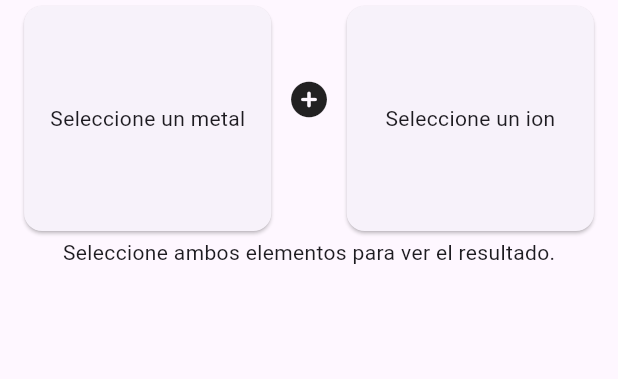
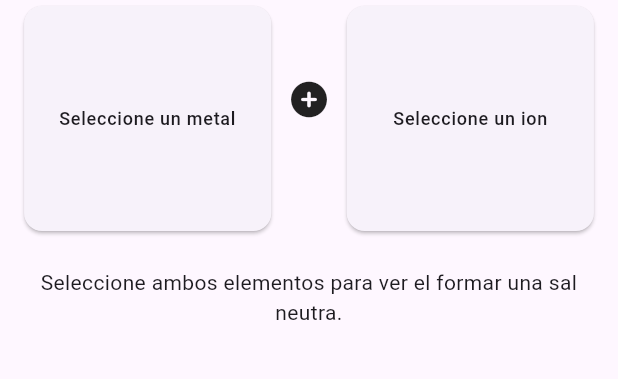
Before and after one commit to LarzlRael/chemistry_app, a Flutter app: the SalesNeutras screen opened by its route, on a phone screen of 412 x 824 dp, the part 123-502 px from its top. Run offline on Flutter 3.47's test engine with Material 3 defaults, Android fonts, the phone set to English and light mode, and no system bars; our stand-ins replace flip_card, flutter_hooks, flutter_riverpod, font_awesome_flutter, go_router, google_fonts and 2 more.

Commit message:
Refactor code to improve readability and maintainability

```diff
--- a/lib/models/periodic_table_element_model.dart
+++ b/lib/models/periodic_table_element_model.dart
@@ -46,14 +46,13 @@ class PeriodicTableElement {
   final String symbol;
   final String atomicNumber;
   final Group group;
-  final TypeElement typeElement;
+
   final List<Valencia> valencias;
   PeriodicTableElement({
     required this.name,
     required this.symbol,
     required this.atomicNumber,
     required this.group,
-    required this.typeElement,
     required this.valencias,
   });
 
@@ -70,7 +69,6 @@ class PeriodicTableElement {
       symbol: symbol ?? this.symbol,
       atomicNumber: atomicNumber ?? this.atomicNumber,
       group: group ?? this.group,
-      typeElement: typeElement ?? this.typeElement,
       valencias: valencias ?? this.valencias,
     );
   }
--- a/lib/pages/compounds/sales_neutras.dart
+++ b/lib/pages/compounds/sales_neutras.dart
@@ -10,6 +10,12 @@ class SalesNeutras extends HookWidget {
     final result = useState<Compound?>(null);
     final currentValencia = useState<Valencia?>(null);
     final mediaQuery = MediaQuery.of(context).size;
+    final textTheme = Theme.of(context).textTheme;
+
+    final styleMetalCard = textTheme.titleLarge!.copyWith(
+      color: Colors.white,
+    );
+
     useEffect(() {
       if (metalSelected.value != null && ionSelected.value != null) {
         result.value = generateOneIon(
@@ -31,6 +37,9 @@ class SalesNeutras extends HookWidget {
               mainAxisAlignment: MainAxisAlignment.spaceAround,
               children: [
                 SelecteCardForSal(
+                  color: metalSelected.value == null
+                      ? null
+                      : colorByGroup(metalSelected.value!.group),
                   title: 'Metal',
                   onTap: () => bottomSheetMetals(
                     context,
@@ -39,12 +48,26 @@ class SalesNeutras extends HookWidget {
                   ),
                   width: mediaQuery.width * 0.4,
                   child: metalSelected.value == null
-                      ? Text('Seleccione un metal')
+                      ? Text(
+                          'Seleccione un metal',
+                          textAlign: TextAlign.center,
+                          style: textTheme.labelMedium,
+                        )
                       : Column(
                           mainAxisAlignment: MainAxisAlignment.center,
                           children: [
-                            Text(metalSelected.value!.name),
-                            Text(currentValencia.value?.value.toString() ?? '')
+                            Text(
+                              metalSelected.value!.name,
+                              style: styleMetalCard,
+                            ),
+                            Text(
+                              currentValencia.value?.value.toString() ?? '',
+                              style: styleMetalCard,
+                            ),
+                            Text(
+                              metalSelected.value?.symbol ?? '',
+                              style: styleMetalCard,
+                            ),
                           ],
                         ),
                 ),
@@ -53,22 +76,33 @@ class SalesNeutras extends HookWidget {
                   child: Icon(FontAwesomeIcons.circlePlus),
                 ),
                 SelecteCardForSal(
+                  color: ionSelected.value == null
+                      ? null
+                      : colorByCompoundType(ionSelected.value!.type),
                   title: 'Ion',
                   width: mediaQuery.width * 0.4,
                   onTap: () => bottomSheetIones(context, ionSelected),
                   child: ionSelected.value == null
-                      ? Text('Seleccione un ion')
+                      ? Text(
+                          'Seleccione un ion',
+                          style: textTheme.labelMedium,
+                        )
                       : Column(
                           mainAxisAlignment: MainAxisAlignment.center,
                           children: [
-                            Text(ionSelected.value!.name),
+                            Text(
+                              ionSelected.value!.name,
+                              style: textTheme.titleLarge!.copyWith(
+                                color: Colors.white,
+                              ),
+                            ),
                             FormulaInText(
                               compoundFormula:
                                   getValenceString(ionSelected.value!.formula),
                               fontSize: 20,
                               textStyle: TextStyle(
-                                fontWeight: FontWeight.w600,
-                                color: Colors.black,
+                                fontWeight: FontWeight.w700,
+                                color: Colors.white,
                               ),
                             ),
                           ],
@@ -77,12 +111,14 @@ class SalesNeutras extends HookWidget {
               ],
             ),
             result.value == null
-                ? Text('Seleccione ambos elementos para ver el resultado.')
+                ? SimpleText(
+                    text:
+                        'Seleccione ambos elementos para ver el formar una sal neutra.',
+                    padding: EdgeInsets.symmetric(vertical: 20),
+                    textAlign: TextAlign.center,
+                  )
                 : Column(
                     children: [
-                      Container(
-                        child: Text(result.value?.name ?? ''),
-                      ),
                       Padding(
                         padding: const EdgeInsets.symmetric(vertical: 8.0),
                         child: FormulaInText(
@@ -92,6 +128,10 @@ class SalesNeutras extends HookWidget {
                           textStyle: TextStyle(
                               fontWeight: FontWeight.w600, color: Colors.black),
                         ),
+                      ),
+                      SimpleText(
+                        text: result.value?.name.toCapitalize() ?? '',
+                        style: textTheme.headlineMedium,
                       ),
                     ],
                   ),
@@ -160,32 +200,46 @@ class SelecteCardForSal extends StatelessWidget {
   final Widget child;
   final double? width;
   final String title;
+  final Color? color;
   const SelecteCardForSal({
     super.key,
     this.onTap,
     this.width,
     required this.child,
     required this.title,
+    this.color,
   });
   @override
   Widget build(BuildContext context) {
     return Column(
       children: [
-        Text(title,
-            style: TextStyle(fontSize: 18, fontWeight: FontWeight.w500)),
+        Text(
+          title,
+          style: TextStyle(
+            fontSize: 18,
+            fontWeight: FontWeight.w500,
+          ),
+        ),
         InkWell(
+          customBorder: RoundedRectangleBorder(
+            borderRadius: BorderRadius.circular(10),
+          ),
           onTap: onTap,
           child: Card(
             child: Container(
+              decoration: BoxDecoration(
+                gradient: color == null
+                    ? null
+                    : LinearGradient(
+                        colors: [
+                          color!,
+                          color!.withOpacity(0.8),
+                        ],
+                      ),
+                borderRadius: BorderRadius.circular(10),
+              ),
               width: width ?? 125,
               height: 150,
-              /* decoration: BoxDecoration(
-                borderRadius: BorderRadius.circular(10),
-                border: Border.all(
-                  color: Colors.blue,
-                  width: 2,
-                ),
-              ), */
               child: Center(
                 child: child,
               ),
--- a/lib/utils/one_compound_by_type_utils.dart
+++ b/lib/utils/one_compound_by_type_utils.dart
@@ -436,7 +436,7 @@ Compound generateOneIon(
   return Compound(
     element: periodicTableElement,
     name: compound.name.replaceAll('Ion', '') +
-        salNeutraName(periodicTableElement, valence).toCapitalize(),
+        salNeutraName(periodicTableElement, valence),
     type: TypeCompound.sal_neutra,
     formula: [
       ValenceCompound(
--- a/lib/widgets/cards/compound_list_tile.dart
+++ b/lib/widgets/cards/compound_list_tile.dart
@@ -57,8 +57,8 @@ class ListTileCompound extends StatelessWidget {
               begin: Alignment.topLeft,
               end: Alignment.bottomRight,
               colors: [
-                Colors.red,
-                Colors.red.withOpacity(0.5),
+                colorByCompoundType(element.type),
+                colorByCompoundType(element.type).withOpacity(0.5),
               ],
             ),
           ),
```
Also changed, not shown: lib/data/periodic_table_data.dart (+1 -49 lines), lib/pages/compounds/compound_detail_page.dart (+16 -3 lines), lib/pages/compounds/compounds_page.dart (+7 -3 lines), lib/widgets/cards/card_detail_compound.dart (+18 -6 lines), lib/widgets/instruccions/compound_instruction.dart (+11 -9 lines).
